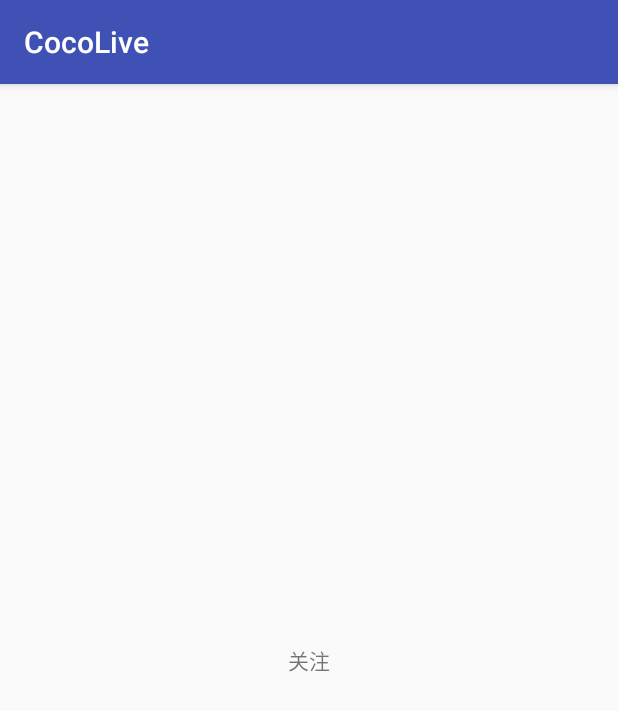
After one commit to allenhmo1254/cocolive_android, an Android app: the fragment FollowFragment shown on its own in the app's theme, on a phone screen of 412 x 824 dp. The commit adds this screen. Shown: the top 711 px of the screen. Run offline under Robolectric (Android 15) with nearby library versions, the phone set to English and light mode, and no system bars.

Commit message:
调整代码

```diff
--- a/CocoLive/app/src/main/java/zhongjie3/com/cocolive/MainActivity.java
+++ b/CocoLive/app/src/main/java/zhongjie3/com/cocolive/MainActivity.java
@@ -22,8 +22,6 @@ public class MainActivity extends AppCompatActivity implements RadioGroup.OnChec
     RadioButton radioHome;
     @BindView(R.id.radioMe)
     RadioButton radioMe;
-    @BindView(R.id.btnLive)
-    Button btnLive;
 
     @OnClick(R.id.btnLive)
     public void onBtmLiveClick()
--- /dev/null
+++ b/CocoLive/app/src/main/java/zhongjie3/com/cocolive/home/follow/FollowFragment.java
@@ -0,0 +1,30 @@
+package zhongjie3.com.cocolive.home.follow;
+
+
+import android.os.Bundle;
+import android.support.v4.app.Fragment;
+import android.view.LayoutInflater;
+import android.view.View;
+import android.view.ViewGroup;
+
+import zhongjie3.com.cocolive.R;
+
+/**
+ * A simple {@link Fragment} subclass.
+ */
+public class FollowFragment extends Fragment {
+
+
+    public FollowFragment() {
+        // Required empty public constructor
+    }
+
+
+    @Override
+    public View onCreateView(LayoutInflater inflater, ViewGroup container,
+                             Bundle savedInstanceState) {
+        // Inflate the layout for this fragment
+        return inflater.inflate(R.layout.fragment_follow, container, false);
+    }
+
+}
--- /dev/null
+++ b/CocoLive/app/src/main/res/layout/fragment_follow.xml
@@ -0,0 +1,14 @@
+<FrameLayout xmlns:android="http://schemas.android.com/apk/res/android"
+    xmlns:tools="http://schemas.android.com/tools"
+    android:layout_width="match_parent"
+    android:layout_height="match_parent"
+    tools:context="zhongjie3.com.cocolive.home.follow.FollowFragment">
+
+    <!-- TODO: Update blank fragment layout -->
+    <TextView
+        android:layout_width="match_parent"
+        android:layout_height="match_parent"
+        android:gravity="center"
+        android:text="@string/followFragmentTitle" />
+
+</FrameLayout>
--- a/CocoLive/app/src/main/res/values/dimens.xml
+++ b/CocoLive/app/src/main/res/values/dimens.xml
@@ -3,5 +3,7 @@
     <dimen name="activity_horizontal_margin">16dp</dimen>
     <dimen name="activity_vertical_margin">16dp</dimen>
 
-    <dimen name="activity_main_bottom_height">44</dimen>
+    <dimen name="activity_main_bottom_height">44dp</dimen>
+    <dimen name="fragment_home_tab_bar_height">44dp</dimen>
+    <dimen name="fragment_home_tab_bar_margin_left">44dp</dimen>
 </resources>
--- a/CocoLive/app/src/main/res/values/strings.xml
+++ b/CocoLive/app/src/main/res/values/strings.xml
@@ -1,3 +1,8 @@
 <resources>
     <string name="app_name">CocoLive</string>
+
+    <!-- TODO: Remove or change this placeholder text -->
+    <string name="followFragmentTitle">关注</string>
+    <string name="hotFragmentTitle">热门</string>
+    <string name="newLiveFragmentTitle">最新</string>
 </resources>
--- a/CocoLive/build.gradle
+++ b/CocoLive/build.gradle
@@ -2,18 +2,18 @@
 
 buildscript {
     repositories {
+        mavenCentral()
         jcenter()
     }
     dependencies {
         classpath 'com.android.tools.build:gradle:2.2.3'
-        classpath 'com.jakewharton:butterknife-gradle-plugin:8.8.0'
-        // NOTE: Do not place your application dependencies here; they belong
-        // in the individual module build.gradle files
+        classpath 'com.jakewharton:butterknife-gradle-plugin:8.4.0'
     }
 }
 
 allprojects {
     repositories {
+        mavenCentral()
         jcenter()
     }
 }
```
Also changed, not shown: CocoLive/app/build.gradle (+7 -5 lines), CocoLive/app/src/main/java/zhongjie3/com/cocolive/home/HomeFragment.java (added, +46 -0 lines), CocoLive/app/src/main/java/zhongjie3/com/cocolive/home/hot/HotFragment.java (added, +30 -0 lines), CocoLive/app/src/main/java/zhongjie3/com/cocolive/home/newlive/NewLiveFragment.java (added, +30 -0 lines), CocoLive/app/src/main/res/layout/fragment_home.xml (added, +27 -0 lines), CocoLive/app/src/main/res/layout/fragment_hot.xml (added, +13 -0 lines), CocoLive/app/src/main/res/layout/fragment_new_live.xml (added, +13 -0 lines).
